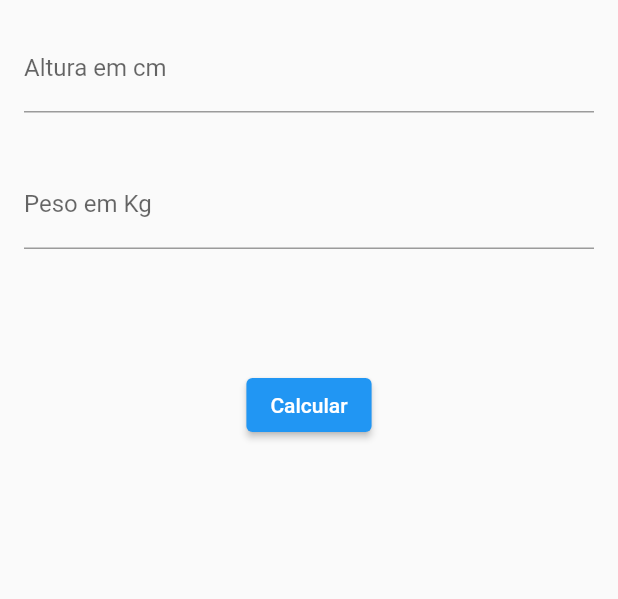
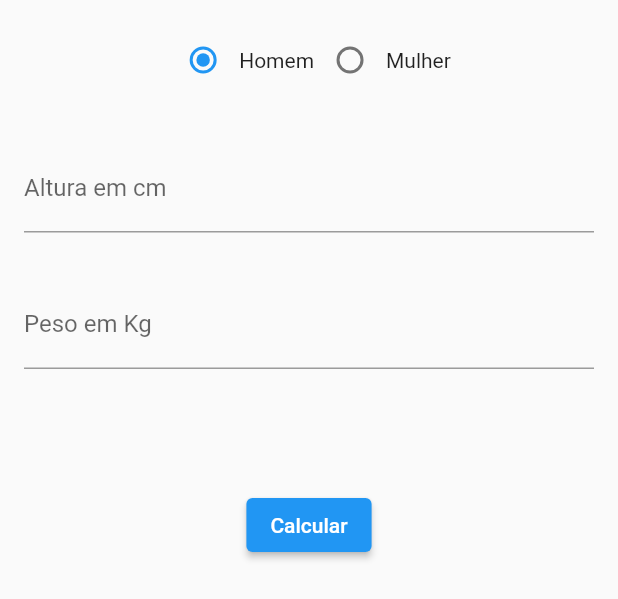
Before and after one commit to Matheus3107/aula_imc, a Flutter app: the CalculoImcWidget widget shown alone on an empty page, opened directly, on a phone screen of 412 x 824 dp. Shown: the top 599 px of the screen. Run offline on Flutter 3.47's test engine with Material 2 defaults, Android fonts, the phone set to English and light mode, and no system bars.

Commit message:
Segundo commit

```diff
--- a/lib/widgets/calculoimc_widget.dart
+++ b/lib/widgets/calculoimc_widget.dart
@@ -77,7 +77,25 @@ class _CalculoImcWidgetState extends State<CalculoImcWidget> {
           children: [
             Container(
               margin: EdgeInsets.all(16),
-              // ALTURA
+              child: Row(
+                mainAxisAlignment: MainAxisAlignment.center,
+                children: [
+                  Radio(
+                      value: 1,
+                      groupValue: _radioValue,
+                      onChanged: _handleRadioValueChange),
+                  new Text("Homem"),
+                  Radio(
+                    value: 2,
+                    groupValue: _radioValue,
+                    onChanged: _handleRadioValueChange,
+                  ),
+                  new Text("Mulher")
+                ],
+              ),
+            ),
+            Container(
+              margin: EdgeInsets.all(16),
               child: TextFormField(
                 keyboardType: TextInputType.number, // teclado
                 controller: alturacontroller,
```
